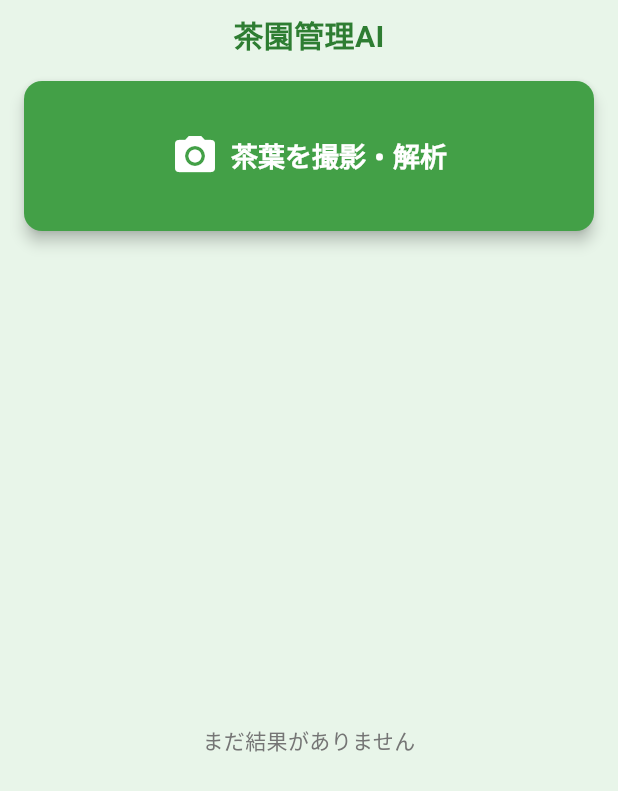
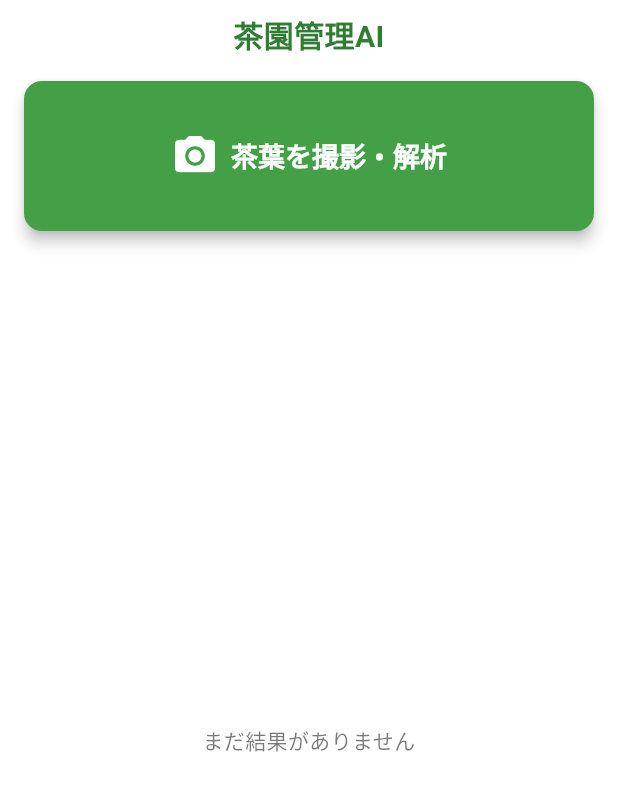
Before and after one commit to io0323/green_sprout, a Flutter app: the WearableHomePage screen opened directly, on a phone screen of 412 x 824 dp. Shown: the top 791 px of the screen. Run offline on Flutter 3.47's test engine with Material 3 defaults, Android fonts, the phone set to English and light mode, and no system bars; our stand-ins replace camera, dartz, fl_chart, flutter_bloc, get_it, shared_preferences and 1 more; missing offline and left inert: dart:html, tflite_flutter; accounts and stored records are empty.

Commit message:
feat: wearable_home_pageのハードコードされた色をテーマに合わせて改善
- ScaffoldのbackgroundColorをテーマのscaffoldBackgroundColorに変更
- ヘッダーテキストの色をcolorScheme.primaryに変更
- 空の状態メッセージの色をcolorScheme.onSurfaceに変更
- SnackBarのbackgroundColorをTeaGardenTheme.errorColorに変更
- テーマシステムに準拠することで、ダークモード対応とデザインの統一を実現

```diff
--- a/lib/features/wearable/presentation/pages/wearable_home_page.dart
+++ b/lib/features/wearable/presentation/pages/wearable_home_page.dart
@@ -11,6 +11,7 @@ import '../../../../core/services/localization_service.dart';
 import '../../../../core/utils/platform_utils.dart';
 import '../../../../core/di/injection_container.dart' as di;
 import '../../../../core/errors/failures.dart';
+import '../../../../core/theme/tea_garden_theme.dart';
 
 /// ウェアラブルデバイス用のホームページ
 /// 簡潔なUIで茶葉解析結果を表示
@@ -161,7 +162,7 @@ class _WearableHomePageState extends State<WearableHomePage> {
                   content: Text(
                     localization.translate('error_navigation'),
                   ),
-                  backgroundColor: Colors.red,
+                  backgroundColor: TeaGardenTheme.errorColor,
                   duration: const Duration(seconds: 3),
                 ),
               );
@@ -175,7 +176,7 @@ class _WearableHomePageState extends State<WearableHomePage> {
             ScaffoldMessenger.of(context).showSnackBar(
               SnackBar(
                 content: Text(errorMessage),
-                backgroundColor: Colors.red,
+                backgroundColor: TeaGardenTheme.errorColor,
                 duration: const Duration(seconds: 3),
               ),
             );
@@ -192,7 +193,7 @@ class _WearableHomePageState extends State<WearableHomePage> {
             content: Text(
               localization.translate('error_camera_navigation'),
             ),
-            backgroundColor: Colors.red,
+            backgroundColor: TeaGardenTheme.errorColor,
             duration: const Duration(seconds: 3),
           ),
         );
@@ -204,9 +205,11 @@ class _WearableHomePageState extends State<WearableHomePage> {
   Widget build(BuildContext context) {
     final localization = LocalizationService.instance;
     final isWearable = PlatformUtils.isWearable;
+    final theme = Theme.of(context);
+    final colorScheme = theme.colorScheme;
 
     return Scaffold(
-      backgroundColor: Colors.green[50],
+      backgroundColor: theme.scaffoldBackgroundColor,
       body: SafeArea(
         child: Column(
           children: [
@@ -218,7 +221,7 @@ class _WearableHomePageState extends State<WearableHomePage> {
                 style: TextStyle(
                   fontSize: isWearable ? 16 : 20,
                   fontWeight: FontWeight.bold,
-                  color: Colors.green[800],
+                  color: colorScheme.primary,
                 ),
                 textAlign: TextAlign.center,
               ),
@@ -251,7 +254,8 @@ class _WearableHomePageState extends State<WearableHomePage> {
                                   localization.translate('no_results'),
                                   style: TextStyle(
                                     fontSize: isWearable ? 12 : 14,
-                                    color: Colors.grey[600],
+                                    color: theme.colorScheme.onSurface
+                                        .withOpacity(0.6),
                                   ),
                                   textAlign: TextAlign.center,
                                 ),
```
